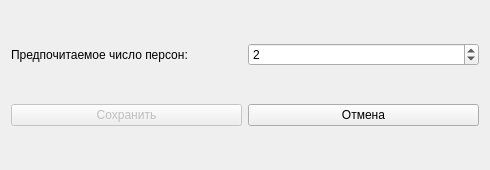
chaykalla2026-lang/what_to_cook_Project, file ui/settings.ui: the form before one commit.
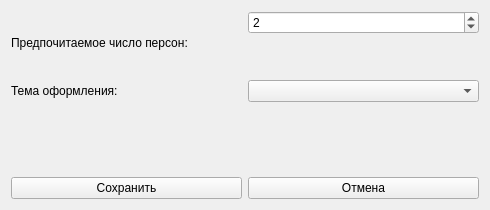
The form after the commit.

```diff
--- a/ui/settings.ui
+++ b/ui/settings.ui
@@ -7,7 +7,7 @@
     <x>0</x>
     <y>0</y>
     <width>490</width>
-    <height>170</height>
+    <height>210</height>
    </rect>
   </property>
   <property name="windowTitle">
@@ -27,6 +27,11 @@
       </widget>
      </item>
      <item>
+      <layout class="QVBoxLayout" name="personsSpinFieldLayout">
+       <property name="spacing">
+        <number>2</number>
+       </property>
+       <item>
       <widget class="QSpinBox" name="personsSpin">
        <property name="minimum">
         <number>1</number>
@@ -39,7 +44,41 @@
        </property>
       </widget>
      </item>
-    </layout>
+       <item>
+        <widget class="QLabel" name="personsError">
+         <property name="text">
+          <string />
+         </property>
+         <property name="wordWrap">
+          <bool>true</bool>
+         </property>
+        </widget>
+       </item>
+      </layout>
+     </item>
+    </layout>
+   </item>
+   <item>
+    <layout class="QHBoxLayout" name="themeLayout">
+     <item>
+      <widget class="QLabel" name="themeCaption">
+       <property name="text"><string>Тема оформления:</string></property>
+      </widget>
+     </item>
+     <item>
+      <widget class="QComboBox" name="themeCombo" />
+     </item>
+    </layout>
+   </item>
+   <item>
+    <widget class="QLabel" name="formErrorLabel">
+     <property name="text">
+      <string />
+     </property>
+     <property name="wordWrap">
+      <bool>true</bool>
+     </property>
+    </widget>
    </item>
    <item>
     <layout class="QHBoxLayout" name="layout44">
@@ -49,10 +88,7 @@
         <string>Сохранить</string>
        </property>
        <property name="enabled">
-        <bool>false</bool>
-       </property>
-       <property name="toolTip">
-        <string>Будет подключено на следующем этапе</string>
+        <bool>true</bool>
        </property>
       </widget>
      </item>
```
Lines whose indentation alone changed are shown as unchanged.
